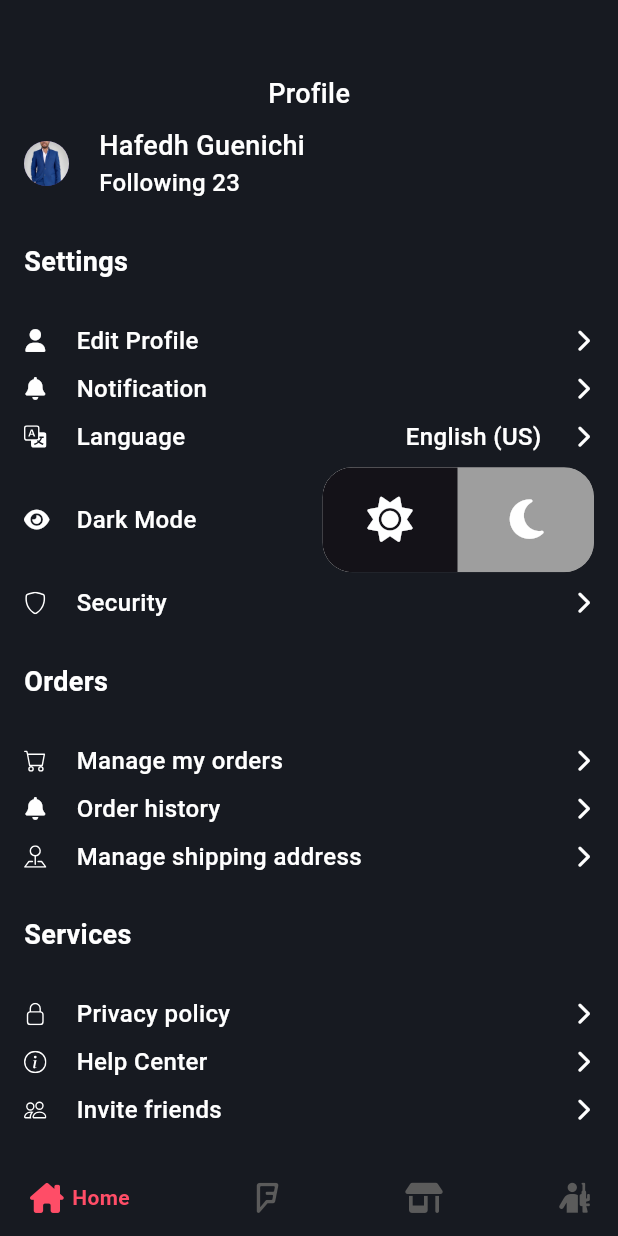
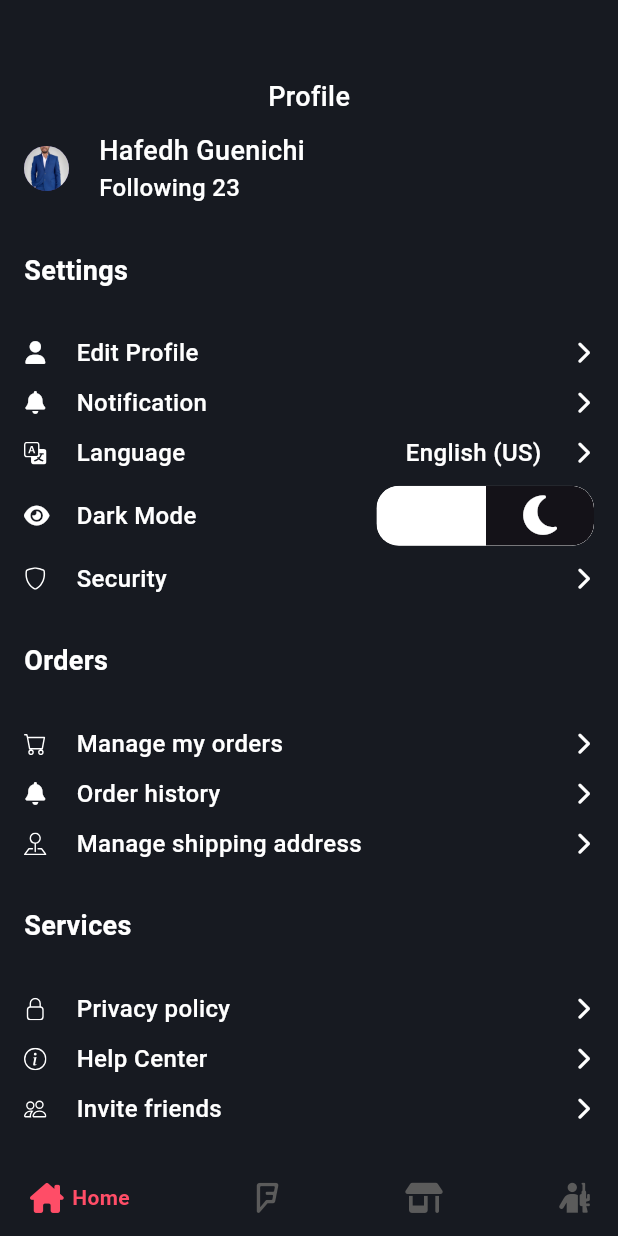
Before and after one commit to hafedh049/luxy, a Flutter app: the Home screen opened directly, on a phone screen of 412 x 824 dp. Run offline on Flutter 3.47's test engine with Material 3 defaults, Android fonts, the phone set to English and light mode, and no system bars; drawn by our look-alikes of google_nav_bar, toggle_switch; our stand-ins replace flutter_animate, flutter_switch, fluttertoast, hive, icons_plus, lottie and 1 more; accounts and stored records are empty.

Commit message:
ModifiedM lib/views/profile.dart

```diff
--- a/lib/views/profile.dart
+++ b/lib/views/profile.dart
@@ -106,19 +106,16 @@ class _ProfileState extends State<Profile> {
                     },
                   )*/
                       ToggleSwitch(
-                    minWidth: 90.0,
-                    minHeight: 70.0,
-                    initialLabelIndex: 0,
-                    cornerRadius: 20.0,
-                    activeFgColor: Colors.white,
-                    inactiveBgColor: Colors.grey,
-                    inactiveFgColor: Colors.white,
+                    initialLabelIndex: user!.get("dark_mode") ? 1 : 0,
+                    cornerRadius: 15,
+                    activeFgColor: white,
+                    inactiveBgColor: white,
+                    inactiveFgColor: white,
                     totalSwitches: 2,
                     icons: const <IconData>[FontAwesome.sun_solid, FontAwesome.moon_solid],
                     iconSize: 30.0,
-
                     animate: true,
-                    curve: Curves.bounceInOut, // animate must be set to true when using custom curve
+                    curve: Curves.bounceInOut,
                     onToggle: (int? value) {
                       user!.put("dark_mode", !user!.get("dark_mode"));
                       setS(() {});
```
